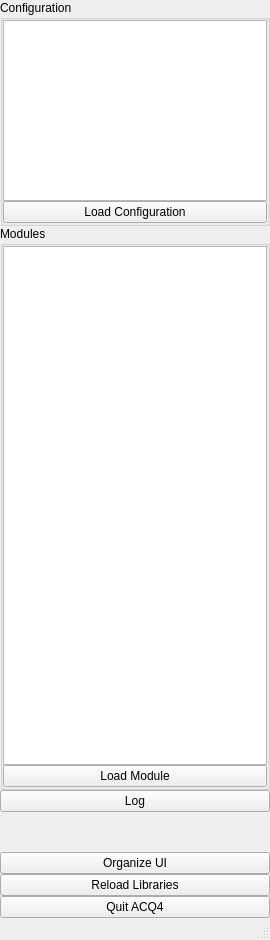
Old version of the form acq4/modules/Manager/ManagerTemplate.ui in the repository acq4/acq4.
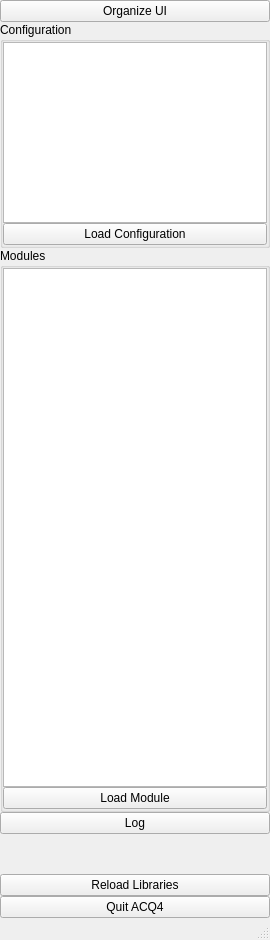
New version of the form. Custom widgets are drawn as their Qt base class.

Commit message: put organize button where it will be visible

Patch:
```diff
--- a/acq4/modules/Manager/ManagerTemplate.ui
+++ b/acq4/modules/Manager/ManagerTemplate.ui
@@ -29,6 +29,13 @@
     </property>
     <item>
      <layout class="QVBoxLayout" name="verticalLayout">
+      <item>
+       <widget class="QPushButton" name="organizeUIBtn">
+        <property name="text">
+         <string>Organize UI</string>
+        </property>
+       </widget>
+      </item>
       <item>
        <widget class="QGroupBox" name="groupBox">
         <property name="sizePolicy">
@@ -126,13 +133,6 @@
         </property>
        </spacer>
       </item>
-      <item>
-       <widget class="QPushButton" name="organizeUIBtn">
-        <property name="text">
-         <string>Organize UI</string>
-        </property>
-       </widget>
-      </item>
       <item>
        <widget class="QPushButton" name="reloadModuleBtn">
         <property name="text">
```
